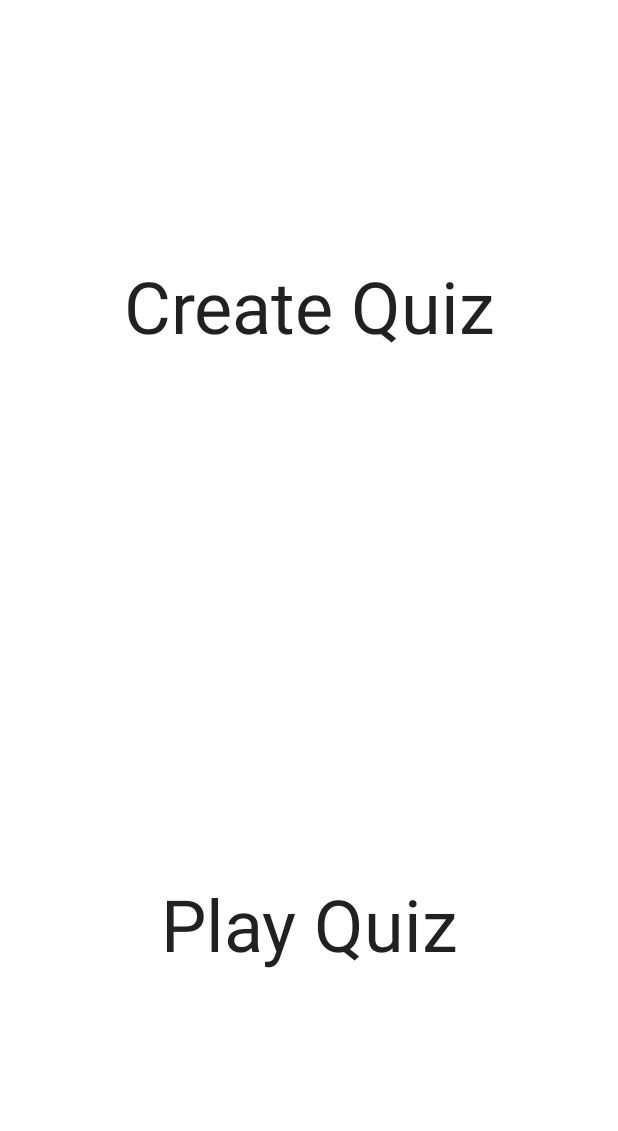
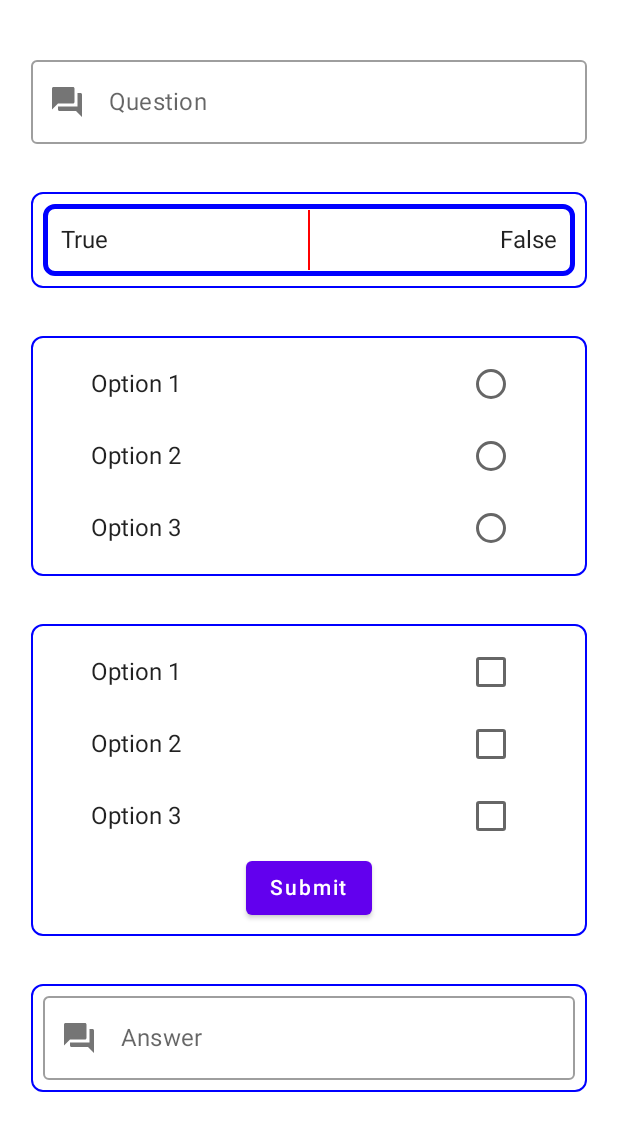
Before and after one commit to sanskar10100/Panel, an Android app built with Jetpack Compose: the HomeFragment screen opened directly, with no data from a screen before it, after a tap on "Create Quiz", on a phone screen of 412 x 824 dp. Shown: the top 1131 px of the screen. Run offline under Robolectric (Android 15) with nearby library versions, the phone set to English and light mode, and no system bars; our stand-ins replace Firebase (no records; nobody signed in at launch, a user with empty details on screens opened directly); Roboto replaces fonts that are not available here.

Commit message:
Add answer type selection

```diff
--- a/app/src/main/java/dev/sanskar/panel/ui/HomeFragment.kt
+++ b/app/src/main/java/dev/sanskar/panel/ui/HomeFragment.kt
@@ -55,7 +55,9 @@ class HomeFragment : Fragment() {
                 modifier = Modifier
                     .weight(1f)
                     .fillMaxWidth()
-                    .clickWithRipple { },
+                    .clickWithRipple {
+                        findNavController().navigate(R.id.action_homeFragment_to_createFragment)
+                    },
             ) {
                 Text(
                     text = "Create Quiz",
@@ -64,7 +66,6 @@ class HomeFragment : Fragment() {
                     style = MaterialTheme.typography.h3
                 )
             }
-
             Box(
                 modifier = Modifier
                     .weight(1f)
--- /dev/null
+++ b/app/src/main/java/dev/sanskar/panel/ui/components/AnswerComponents.kt
@@ -0,0 +1,165 @@
+package dev.sanskar.panel.ui.components
+
+import androidx.compose.foundation.background
+import androidx.compose.foundation.border
+import androidx.compose.foundation.layout.Box
+import androidx.compose.foundation.layout.BoxWithConstraints
+import androidx.compose.foundation.layout.Column
+import androidx.compose.foundation.layout.Row
+import androidx.compose.foundation.layout.Spacer
+import androidx.compose.foundation.layout.fillMaxSize
+import androidx.compose.foundation.layout.fillMaxWidth
+import androidx.compose.foundation.layout.height
+import androidx.compose.foundation.layout.padding
+import androidx.compose.foundation.layout.width
+import androidx.compose.foundation.lazy.LazyColumn
+import androidx.compose.foundation.lazy.items
+import androidx.compose.foundation.shape.RoundedCornerShape
+import androidx.compose.foundation.text.KeyboardActions
+import androidx.compose.foundation.text.KeyboardOptions
+import androidx.compose.material.Button
+import androidx.compose.material.Checkbox
+import androidx.compose.material.Icon
+import androidx.compose.material.OutlinedTextField
+import androidx.compose.material.RadioButton
+import androidx.compose.material.Text
+import androidx.compose.material.icons.Icons
+import androidx.compose.material.icons.filled.QuestionAnswer
+import androidx.compose.runtime.Composable
+import androidx.compose.runtime.derivedStateOf
+import androidx.compose.runtime.getValue
+import androidx.compose.runtime.mutableStateListOf
+import androidx.compose.runtime.mutableStateOf
+import androidx.compose.runtime.remember
+import androidx.compose.runtime.setValue
+import androidx.compose.ui.Alignment
+import androidx.compose.ui.Modifier
+import androidx.compose.ui.graphics.Color
+import androidx.compose.ui.text.input.ImeAction
+import androidx.compose.ui.unit.dp
+import dev.sanskar.panel.util.clickWithRipple
+
+enum class BinaryAnswerChoice {
+    TRUE,
+    FALSE
+}
+
+@Composable
+fun BinaryAnswer(modifier: Modifier = Modifier, onSelected: (BinaryAnswerChoice) -> Unit) {
+    BoxWithConstraints(
+        modifier = modifier
+            .height(48.dp)
+            .width(72.dp)
+            .border(3.dp, color = Color.Blue, RoundedCornerShape(8.dp))
+            .padding(4.dp),
+    ) {
+        Text(
+            "True",
+            modifier = Modifier
+                .align(Alignment.CenterStart)
+                .padding(start = 8.dp)
+                .clickWithRipple {
+                    onSelected(BinaryAnswerChoice.TRUE)
+                }
+        )
+        Box(
+            modifier = Modifier
+                .align(Alignment.Center)
+                .width(1.dp)
+                .height(maxHeight)
+                .background(Color.Red)
+        )
+        Text(
+            "False",
+            modifier = Modifier
+                .align(Alignment.CenterEnd)
+                .padding(end = 8.dp)
+                .clickWithRipple {
+                    onSelected(BinaryAnswerChoice.FALSE)
+                }
+        )
+    }
+}
+
+@Composable
+fun MultipleChoiceAnswer(options: List<String>, modifier: Modifier = Modifier, onSelected: (String) -> Unit) {
+    var selected by remember { mutableStateOf("") }
+    Column(
+        modifier = modifier
+    ) {
+        options.forEach { option ->
+            Row(
+                modifier = Modifier.clickWithRipple { onSelected(option) },
+                verticalAlignment = Alignment.CenterVertically
+            ) {
+                Text(text = option)
+                Spacer(Modifier.weight(1f))
+                RadioButton(selected = selected == option, onClick = {
+                    selected = option
+                    onSelected(option)
+                })
+            }
+        }
+    }
+}
+
+@Composable
+fun MultipleSelectAnswer(options: List<String>, modifier: Modifier = Modifier, onSelected: (List<String>) -> Unit) {
+    val selected = remember { mutableStateListOf<String>() }
+    Column(
+        modifier = modifier,
+        horizontalAlignment = Alignment.CenterHorizontally
+    ) {
+        options.forEach { option ->
+            Row(
+                modifier = Modifier
+                    .clickWithRipple { if (option !in selected) selected.add(option) else selected.remove(option) },
+                verticalAlignment = Alignment.CenterVertically
+            ) {
+                Text(text = option)
+                Spacer(Modifier.weight(1f))
+                Checkbox(
+                    checked = option in selected,
+                    onCheckedChange = {
+                        if (option !in selected) selected.add(option) else selected.remove(option)
+                    }
+                )
+            }
+        }
+        Button(
+            onClick = { onSelected(selected.toList()) },
+        ) {
+            Text("Submit")
+        }
+    }
+}
+
+@Composable
+fun AnswerField(modifier: Modifier = Modifier, onDone: (String) -> Unit, ) {
+    var value by remember { mutableStateOf("") }
+    var startedTyping by remember { mutableStateOf(false) }
+    val errorState by derivedStateOf {
+        startedTyping && value.isEmpty()
+    }
+
+    OutlinedTextField(
+        modifier = modifier
+            .fillMaxWidth(0.9f),
+        value = value,
+        onValueChange = {
+            value = it
+            startedTyping = true
+        },
+        label = { Text("Answer")},
+        placeholder = { Text("9.8") },
+        leadingIcon = { Icon(imageVector = Icons.Default.QuestionAnswer, contentDescription = null) },
+        isError = errorState,
+        keyboardOptions = KeyboardOptions(
+            imeAction = ImeAction.Done
+        ),
+        keyboardActions = KeyboardActions(
+            onDone = { if (!errorState) onDone(value) }
+        ),
+        maxLines = 10,
+    )
+}
--- /dev/null
+++ b/app/src/main/java/dev/sanskar/panel/ui/create/CreateFragment.kt
@@ -0,0 +1,183 @@
+package dev.sanskar.panel.ui.create
+
+import android.os.Bundle
+import android.view.LayoutInflater
+import android.view.View
+import android.view.ViewGroup
+import androidx.compose.animation.AnimatedVisibility
+import androidx.compose.foundation.ExperimentalFoundationApi
+import androidx.compose.foundation.border
+import androidx.compose.foundation.clickable
+import androidx.compose.foundation.layout.Spacer
+import androidx.compose.foundation.layout.fillMaxSize
+import androidx.compose.foundation.layout.fillMaxWidth
+import androidx.compose.foundation.layout.height
+import androidx.compose.foundation.layout.padding
+import androidx.compose.foundation.lazy.LazyColumn
+import androidx.compose.foundation.lazy.LazyListScope
+import androidx.compose.foundation.shape.RoundedCornerShape
+import androidx.compose.foundation.text.KeyboardActions
+import androidx.compose.foundation.text.KeyboardOptions
+import androidx.compose.material.Icon
+import androidx.compose.material.OutlinedTextField
+import androidx.compose.material.Text
+import androidx.compose.material.icons.Icons
+import androidx.compose.material.icons.filled.QuestionAnswer
+import androidx.compose.runtime.Composable
+import androidx.compose.runtime.derivedStateOf
+import androidx.compose.runtime.getValue
+import androidx.compose.runtime.mutableStateOf
+import androidx.compose.runtime.remember
+import androidx.compose.runtime.setValue
+import androidx.compose.ui.Alignment
+import androidx.compose.ui.Modifier
+import androidx.compose.ui.graphics.Color
+import androidx.compose.ui.platform.ComposeView
+import androidx.compose.ui.platform.ViewCompositionStrategy
+import androidx.compose.ui.text.input.ImeAction
+import androidx.compose.ui.unit.dp
+import androidx.fragment.app.Fragment
+import androidx.fragment.app.viewModels
+import dev.sanskar.panel.ui.components.AnswerField
+import dev.sanskar.panel.ui.components.BinaryAnswer
+import dev.sanskar.panel.ui.components.MultipleChoiceAnswer
+import dev.sanskar.panel.ui.components.MultipleSelectAnswer
+import dev.sanskar.panel.ui.theme.PanelTheme
+
+class CreateFragment : Fragment() {
+    private val viewModel by viewModels<CreateViewModel>()
+
+    override fun onCreateView(
+        inflater: LayoutInflater,
+        container: ViewGroup?,
+        savedInstanceState: Bundle?
+    ): View? {
+        return ComposeView(requireContext()).apply {
+            setViewCompositionStrategy(ViewCompositionStrategy.DisposeOnViewTreeLifecycleDestroyed)
+            setContent {
+                PanelTheme {
+                    CreateScreen()
+                }
+            }
+        }
+    }
+
+    @OptIn(ExperimentalFoundationApi::class)
+    @Composable
+    fun CreateScreen() {
+        LazyColumn(
+            modifier = Modifier
+                .fillMaxSize(),
+            horizontalAlignment = Alignment.CenterHorizontally
+        ) {
+            stickyHeader {
+                Spacer(Modifier.height(32.dp))
+                QuestionField(onDone = {
+                    viewModel.question = it
+                })
+                Spacer(Modifier.height(32.dp))
+            }
+            AnswerTypeSelector()
+        }
+    }
+
+    @Composable
+    fun QuestionField(onDone: (String) -> Unit, modifier: Modifier = Modifier) {
+        var value by remember { mutableStateOf("") }
+        var startedTyping by remember { mutableStateOf(false) }
+        val errorState by derivedStateOf {
+            startedTyping && value.isEmpty()
+        }
+
+        OutlinedTextField(
+            modifier = Modifier
+                .fillMaxWidth(0.9f),
+            value = value,
+            onValueChange = {
+                value = it
+                startedTyping = true
+            },
+            label = { Text("Question")},
+            placeholder = { Text("What's the value of g?") },
+            leadingIcon = { Icon(imageVector = Icons.Default.QuestionAnswer, contentDescription = null) },
+            isError = errorState,
+            keyboardOptions = KeyboardOptions(
+                imeAction = ImeAction.Done
+            ),
+            keyboardActions = KeyboardActions(
+                onDone = { if (!errorState) onDone(value) }
+            ),
+            maxLines = 10,
+        )
+    }
+
+    private fun LazyListScope.AnswerTypeSelector() {
+        item {
+            AnimatedVisibility(
+                viewModel.showSelector,
+                modifier = Modifier
+                    .fillMaxWidth(0.9f)
+                    .border(1.dp, Color.Blue, shape = RoundedCornerShape(8.dp))
+                    .padding(8.dp)
+            ) {
+                BinaryAnswer(
+                    modifier = Modifier.clickable(false) {}
+                ){
+
+                }
+                Spacer(Modifier.height(8.dp))
+            }
+        }
+
+        item {
+            Spacer(Modifier.height(32.dp))
+            AnimatedVisibility(
+                viewModel.showSelector,
+                modifier = Modifier
+                    .fillMaxWidth(0.9f)
+                    .border(1.dp, Color.Blue, shape = RoundedCornerShape(8.dp))
+                    .padding(8.dp)
+            ) {
+                MultipleChoiceAnswer(
+                    options = listOf("Option 1", "Option 2", "Option 3"),
+                    onSelected = { },
+                    modifier = Modifier.padding(horizontal = 32.dp).clickable(false) {}
+                )
+                Spacer(Modifier.height(8.dp))
+            }
+        }
+
+        item {
+            Spacer(Modifier.height(32.dp))
+            AnimatedVisibility(
+                viewModel.showSelector,
+                modifier = Modifier
+                    .fillMaxWidth(0.9f)
+                    .border(1.dp, Color.Blue, shape = RoundedCornerShape(8.dp))
+                    .padding(8.dp)
+            ) {
+                MultipleSelectAnswer(
+                    options = listOf("Option 1", "Option 2", "Option 3"),
+                    onSelected = { },
+                    modifier = Modifier.padding(horizontal = 32.dp).clickable(false) {}
+                )
+                Spacer(Modifier.height(8.dp))
+            }
+        }
+
+        item {
+            Spacer(Modifier.height(32.dp))
+            AnimatedVisibility(
+                viewModel.showSelector,
+                modifier = Modifier
+                    .fillMaxWidth(0.9f)
+                    .border(1.dp, Color.Blue, shape = RoundedCornerShape(8.dp))
+                    .padding(start = 8.dp, end = 8.dp, bottom = 8.dp)
+            ) {
+                AnswerField(
+                    modifier = Modifier.clickable(false) {}
+                ) {}
+            }
+        }
+    }
+}
--- /dev/null
+++ b/app/src/main/java/dev/sanskar/panel/ui/create/CreateViewModel.kt
@@ -0,0 +1,27 @@
+package dev.sanskar.panel.ui.create
+
+import androidx.compose.runtime.getValue
+import androidx.compose.runtime.mutableStateOf
+import androidx.compose.runtime.remember
+import androidx.compose.runtime.setValue
+import androidx.lifecycle.ViewModel
+
+enum class AnswerType {
+    BINARY,
+    MCQ,
+    MSQ,
+    TEXT
+}
+
+class CreateViewModel : ViewModel() {
+    var showSelector by mutableStateOf(true)
+    var answerType = AnswerType.BINARY
+
+
+    var question = ""
+
+    fun selectAnswerType(type: AnswerType) {
+//        showSelector = false
+        answerType = type
+    }
+}
--- a/app/src/main/res/navigation/main_nav_graph.xml
+++ b/app/src/main/res/navigation/main_nav_graph.xml
@@ -13,6 +13,9 @@
             app:destination="@id/loginFragment"
             app:popUpTo="@id/homeFragment"
             app:popUpToInclusive="true" />
+        <action
+            android:id="@+id/action_homeFragment_to_createFragment"
+            app:destination="@id/createFragment" />
     </fragment>
     <fragment
         android:id="@+id/loginFragment"
@@ -24,4 +27,8 @@
             app:popUpTo="@id/loginFragment"
             app:popUpToInclusive="true" />
     </fragment>
+    <fragment
+        android:id="@+id/createFragment"
+        android:name="dev.sanskar.panel.ui.create.CreateFragment"
+        android:label="CreateFragment" />
 </navigation>
```
Also changed, not shown: app/src/main/java/dev/sanskar/panel/util/Extensions.kt (+10 -0 lines).
